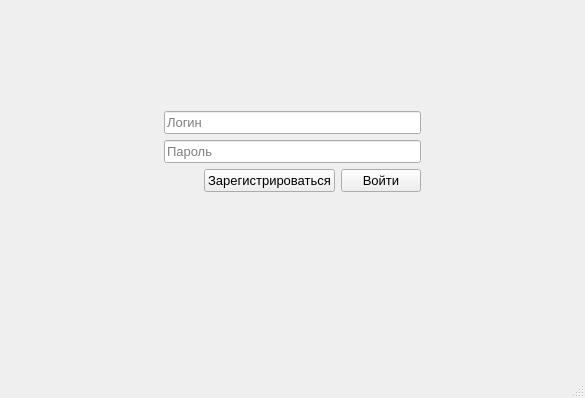
Old version of the form widgets/authorization_window.ui in the repository navI-tutoff/finance_accounting_app.
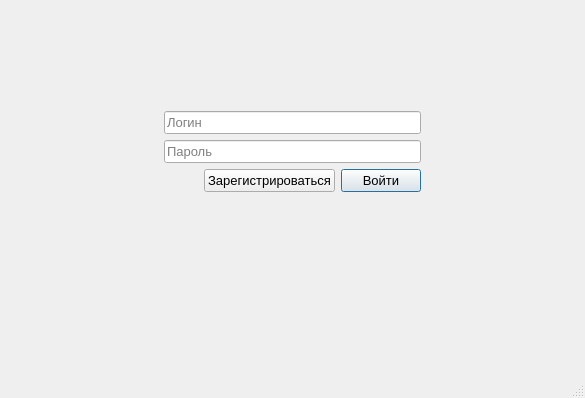
New version of the form.

Commit message: developing charts on main stacked widget

What changed in the file:
```diff
--- a/widgets/authorization_window.ui
+++ b/widgets/authorization_window.ui
@@ -146,6 +146,15 @@
              <height>16</height>
             </size>
            </property>
+           <property name="autoDefault">
+            <bool>true</bool>
+           </property>
+           <property name="default">
+            <bool>true</bool>
+           </property>
+           <property name="flat">
+            <bool>false</bool>
+           </property>
           </widget>
          </item>
         </layout>
```
Left out of the diff: 3 changed lines with no effect on the pictures. The commit also changes 7 other files.
